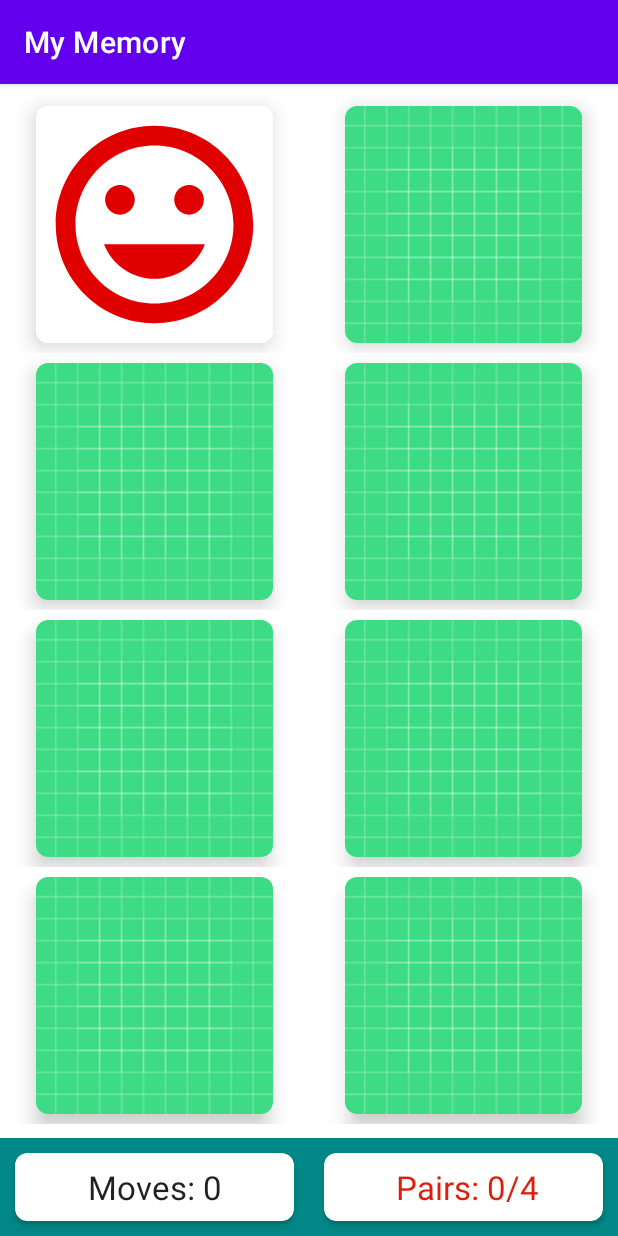
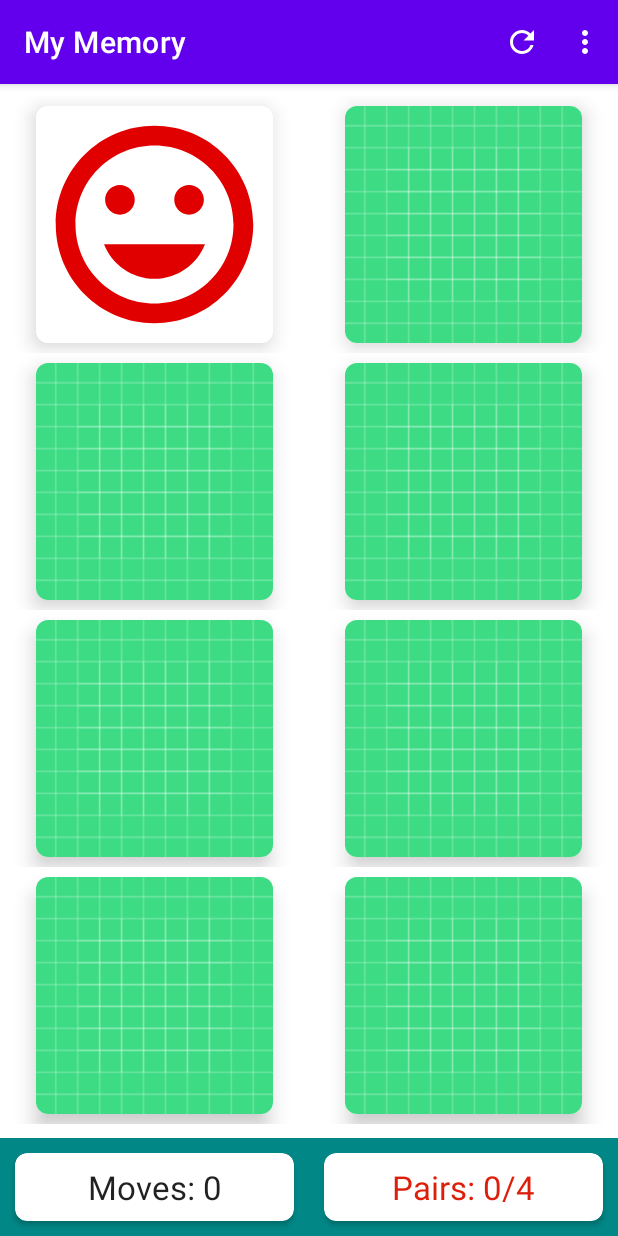
Before and after one commit to saeedmonfared/My-Memory-Game, an Android app: the screen it shows after launch (MainActivity), after a tap on an icon or button, on a phone screen of 412 x 824 dp. Run offline under Robolectric (Android 15) with nearby library versions, the phone set to English and light mode, and no system bars.

Commit message:
users now can change the size of the board to the size they choose between easy, medium and hard and they can refresh the board

```diff
--- /dev/null
+++ b/app/src/main/res/drawable/ic_refresh.xml
@@ -0,0 +1,5 @@
+<vector android:height="24dp" android:tint="#FFF"
+    android:viewportHeight="24" android:viewportWidth="24"
+    android:width="24dp" xmlns:android="http://schemas.android.com/apk/res/android">
+    <path android:fillColor="@android:color/white" android:pathData="M17.65,6.35C16.2,4.9 14.21,4 12,4c-4.42,0 -7.99,3.58 -7.99,8s3.57,8 7.99,8c3.73,0 6.84,-2.55 7.73,-6h-2.08c-0.82,2.33 -3.04,4 -5.65,4 -3.31,0 -6,-2.69 -6,-6s2.69,-6 6,-6c1.66,0 3.14,0.69 4.22,1.78L13,11h7V4l-2.35,2.35z"/>
+</vector>
--- /dev/null
+++ b/app/src/main/res/menu/menu_main.xml
@@ -0,0 +1,14 @@
+<?xml version="1.0" encoding="utf-8"?>
+<menu xmlns:app="http://schemas.android.com/apk/res-auto"
+    xmlns:android="http://schemas.android.com/apk/res/android">
+
+    <item
+        android:id="@+id/mi_refresh"
+        android:icon="@drawable/ic_refresh"
+        android:title="Refresh"
+        app:showAsAction="always" />
+    <item
+        android:id="@+id/mi_new_size"
+        android:title="Choose new size"
+        app:showAsAction="never" />
+</menu>
```
Also changed, not shown: app/src/main/java/com/smm/mymemory/MainActivity.kt (+83 -1 lines), app/src/main/res/layout/dialog_board_size.xml (added, +37 -0 lines).
